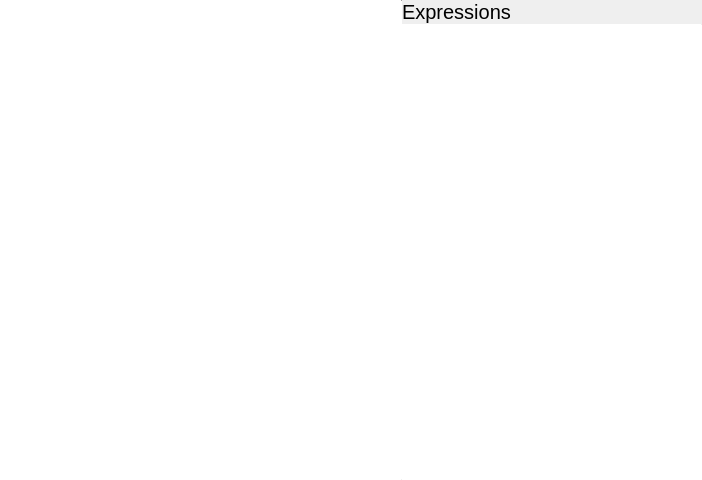
Old version of the form parts/graph/graphwidget.ui in the repository theCheeseboard/thecalculator.
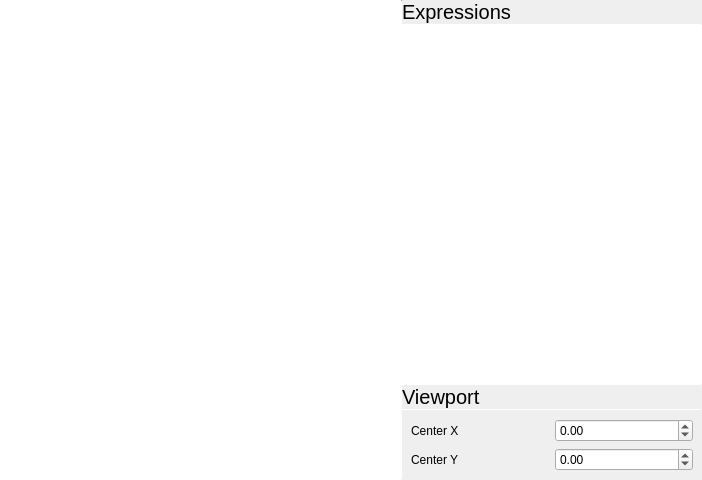
New version of the form. Icons and pictures are not drawn. Custom widgets are drawn as their Qt base class.

Commit message: Viewport scrolling works

What changed in the file:
```diff
--- a/parts/graph/graphwidget.ui
+++ b/parts/graph/graphwidget.ui
@@ -152,6 +152,100 @@
         </property>
        </widget>
       </item>
+      <item>
+       <widget class="Line" name="line_4">
+        <property name="maximumSize">
+         <size>
+          <width>16777215</width>
+          <height>1</height>
+         </size>
+        </property>
+        <property name="orientation">
+         <enum>Qt::Horizontal</enum>
+        </property>
+       </widget>
+      </item>
+      <item>
+       <widget class="QLabel" name="label_2">
+        <property name="font">
+         <font>
+          <pointsize>15</pointsize>
+         </font>
+        </property>
+        <property name="text">
+         <string>Viewport</string>
+        </property>
+        <property name="margin">
+         <number>9</number>
+        </property>
+       </widget>
+      </item>
+      <item>
+       <widget class="Line" name="line_3">
+        <property name="maximumSize">
+         <size>
+          <width>16777215</width>
+          <height>1</height>
+         </size>
+        </property>
+        <property name="orientation">
+         <enum>Qt::Horizontal</enum>
+        </property>
+       </widget>
+      </item>
+      <item>
+       <layout class="QGridLayout" name="gridLayout">
+        <property name="leftMargin">
+         <number>9</number>
+        </property>
+        <property name="topMargin">
+         <number>9</number>
+        </property>
+        <property name="rightMargin">
+         <number>9</number>
+        </property>
+        <property name="bottomMargin">
+         <number>9</number>
+        </property>
+        <property name="spacing">
+         <number>6</number>
+        </property>
+        <item row="0" column="0">
+         <widget class="QLabel" name="label_3">
+          <property name="text">
+           <string>Center X</string>
+          </property>
+         </widget>
+        </item>
+        <item row="1" column="0">
+         <widget class="QLabel" name="label_4">
+          <property name="text">
+           <string>Center Y</string>
+          </property>
+         </widget>
+        </item>
+        <item row="0" column="1">
+         <widget class="QDoubleSpinBox" name="centerXBox">
+          <property name="minimum">
+           <double>-999999999999.000000000000000</double>
+          </property>
+          <property name="maximum">
+           <double>999999999999.000000000000000</double>
+          </property>
+         </widget>
+        </item>
+        <item row="1" column="1">
+         <widget class="QDoubleSpinBox" name="centerYBox">
+          <property name="minimum">
+           <double>-999999999999.000000000000000</double>
+          </property>
+          <property name="maximum">
+           <double>999999999999.000000000000000</double>
+          </property>
+         </widget>
+        </item>
+       </layout>
+      </item>
      </layout>
     </widget>
    </item>
```
The commit also changes 27 other files.
